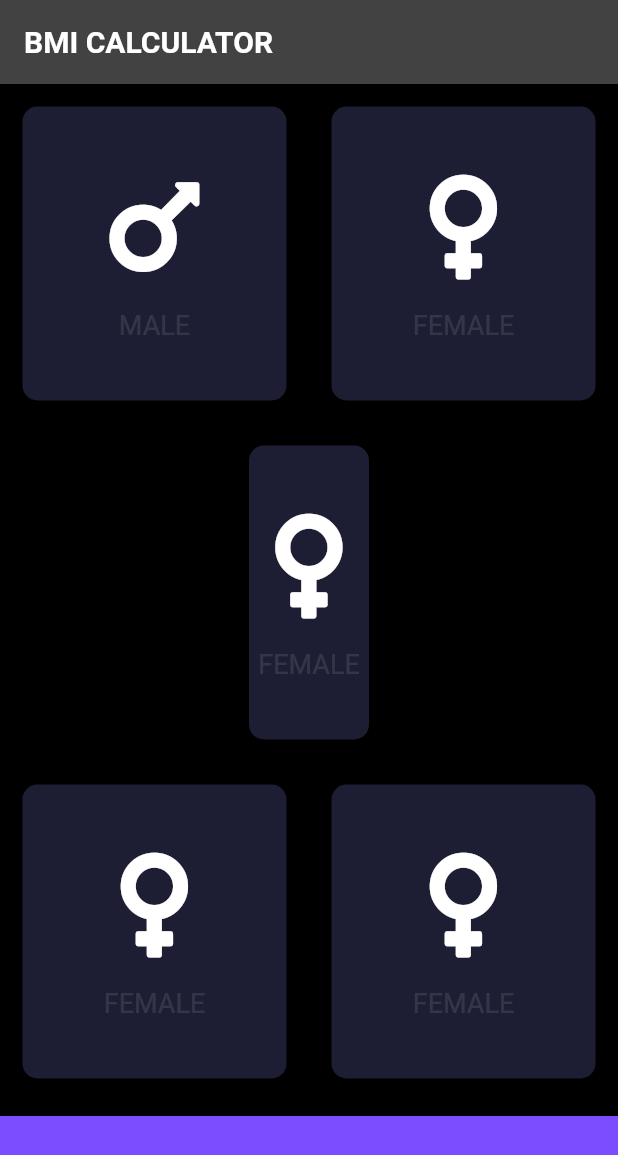
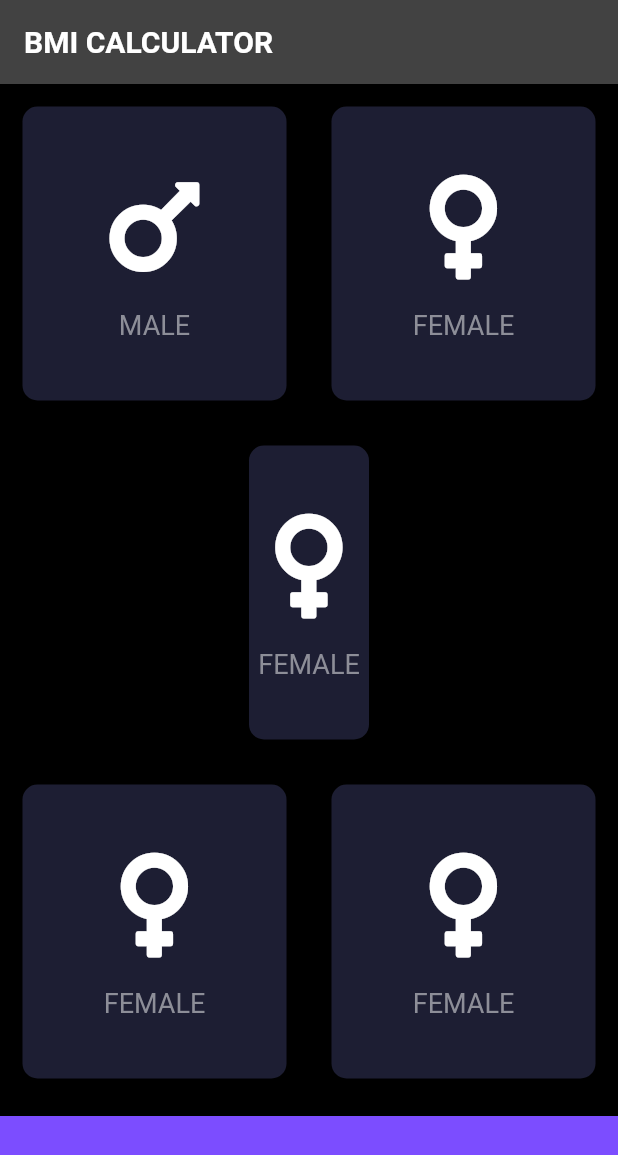
Before and after one commit to Dsoji/Calculator-BMI-, a Flutter app: the screen it shows after launch, on a phone screen of 412 x 824 dp. Shown: the top 1155 px of the screen. Run offline on Flutter 3.47's test engine with Material 2 defaults, Android fonts, the phone set to English and light mode, and no system bars; our stand-ins replace font_awesome_flutter.

Commit message:
Fifth Commit

```diff
--- a/calculator_bmi/lib/icon_content.dart
+++ b/calculator_bmi/lib/icon_content.dart
@@ -1,4 +1,9 @@
 import 'package:flutter/material.dart';
+
+const labelTextStyle = TextStyle(
+  fontSize: 18.0,
+  color: Color(0xFF8D8E98),
+);
 
 class IconContent extends StatelessWidget {
   IconContent({required this.ikon, required this.label});
@@ -20,7 +25,7 @@ class IconContent extends StatelessWidget {
         ),
         Text(
           label,
-          style: TextStyle(fontSize: 18.0, color: Colors.white10),
+          style: labelTextStyle,
         )
       ],
     );
--- a/calculator_bmi/lib/input_page.dart
+++ b/calculator_bmi/lib/input_page.dart
@@ -31,11 +31,16 @@ class _InputPageState extends State<InputPage> {
                 child: Row(
               children: <Widget>[
                 Expanded(
-                  child: ReusableCard(
-                    colour: activeColourCard,
-                    cardChild: IconContent(
-                      ikon: FontAwesomeIcons.mars,
-                      label: 'MALE',
+                  child: GestureDetector(
+                    onTap: () {
+                      print('Male card was pressed');
+                    },
+                    child: ReusableCard(
+                      colour: activeColourCard,
+                      cardChild: IconContent(
+                        ikon: FontAwesomeIcons.mars,
+                        label: 'MALE',
+                      ),
                     ),
                   ),
                 ),
```
